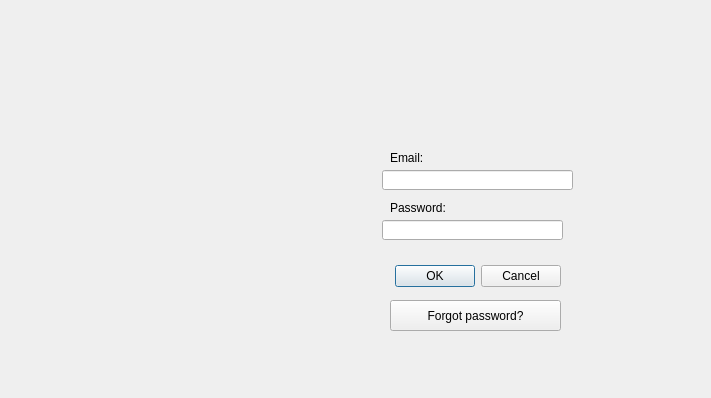
Old version of the form UI/login_D.ui in the repository Rolerdxx/Car-Rental.
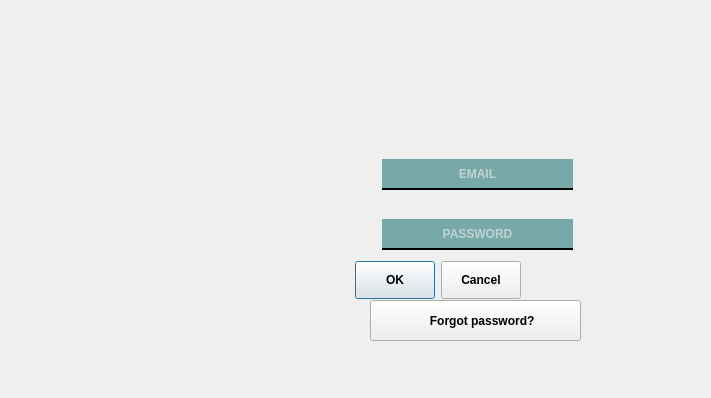
New version of the form. Icons and pictures are not drawn.

```diff
--- a/UI/login_D.ui
+++ b/UI/login_D.ui
@@ -23,12 +23,17 @@
   <widget class="QDialogButtonBox" name="buttonBox">
    <property name="geometry">
     <rect>
-     <x>220</x>
+     <x>100</x>
      <y>260</y>
-     <width>341</width>
-     <height>32</height>
+     <width>421</width>
+     <height>41</height>
     </rect>
    </property>
+   <property name="styleSheet">
+    <string notr="true">font-weight:bold;
+width : 50px;
+height:30px;</string>
+   </property>
    <property name="orientation">
     <enum>Qt::Horizontal</enum>
    </property>
@@ -36,63 +41,81 @@
     <set>QDialogButtonBox::Cancel|QDialogButtonBox::Ok</set>
    </property>
   </widget>
-  <widget class="QLabel" name="label23">
-   <property name="geometry">
-    <rect>
-     <x>390</x>
-     <y>150</y>
-     <width>101</width>
-     <height>16</height>
-    </rect>
-   </property>
-   <property name="text">
-    <string>Email:</string>
-   </property>
-  </widget>
   <widget class="QLineEdit" name="emailline">
    <property name="geometry">
     <rect>
      <x>382</x>
-     <y>170</y>
+     <y>159</y>
      <width>191</width>
-     <height>20</height>
+     <height>31</height>
     </rect>
    </property>
+   <property name="styleSheet">
+    <string notr="true">background-color:rgba(3, 97, 97, 0.5);
+color: white;
+font-weight:bold;
+border:solid 0px;
+border-bottom:2px solid black;
+height:40px;</string>
+   </property>
+   <property name="alignment">
+    <set>Qt::AlignCenter</set>
+   </property>
+   <property name="placeholderText">
+    <string>EMAIL</string>
+   </property>
   </widget>
   <widget class="QLineEdit" name="passline">
    <property name="geometry">
     <rect>
      <x>382</x>
-     <y>220</y>
-     <width>181</width>
-     <height>20</height>
+     <y>219</y>
+     <width>191</width>
+     <height>31</height>
     </rect>
    </property>
-  </widget>
-  <widget class="QLabel" name="label_2">
-   <property name="geometry">
-    <rect>
-     <x>390</x>
-     <y>200</y>
-     <width>111</width>
-     <height>16</height>
-    </rect>
+   <property name="styleSheet">
+    <string notr="true">background-color:rgba(3, 97, 97, 0.5);
+color: white;
+font-weight:bold;
+border:solid 0px;
+border-bottom:2px solid black;
+height:25px;</string>
    </property>
-   <property name="text">
-    <string>Password:</string>
+   <property name="alignment">
+    <set>Qt::AlignCenter</set>
+   </property>
+   <property name="placeholderText">
+    <string>PASSWORD</string>
    </property>
   </widget>
   <widget class="QPushButton" name="forgotbtn">
    <property name="geometry">
     <rect>
-     <x>390</x>
+     <x>370</x>
      <y>300</y>
-     <width>171</width>
-     <height>31</height>
+     <width>211</width>
+     <height>41</height>
     </rect>
    </property>
+   <property name="styleSheet">
+    <string notr="true">font-weight:bold;
+height:25px;
+width:60px
+</string>
+   </property>
    <property name="text">
-    <string>Forgot password?</string>
+    <string>    Forgot password?</string>
+   </property>
+   <property name="icon">
+    <iconset>
+     <normaloff>../images/6133890.png</normaloff>../images/6133890.png</iconset>
+   </property>
+   <property name="iconSize">
+    <size>
+     <width>30</width>
+     <height>30</height>
+    </size>
    </property>
   </widget>
  </widget>
```
